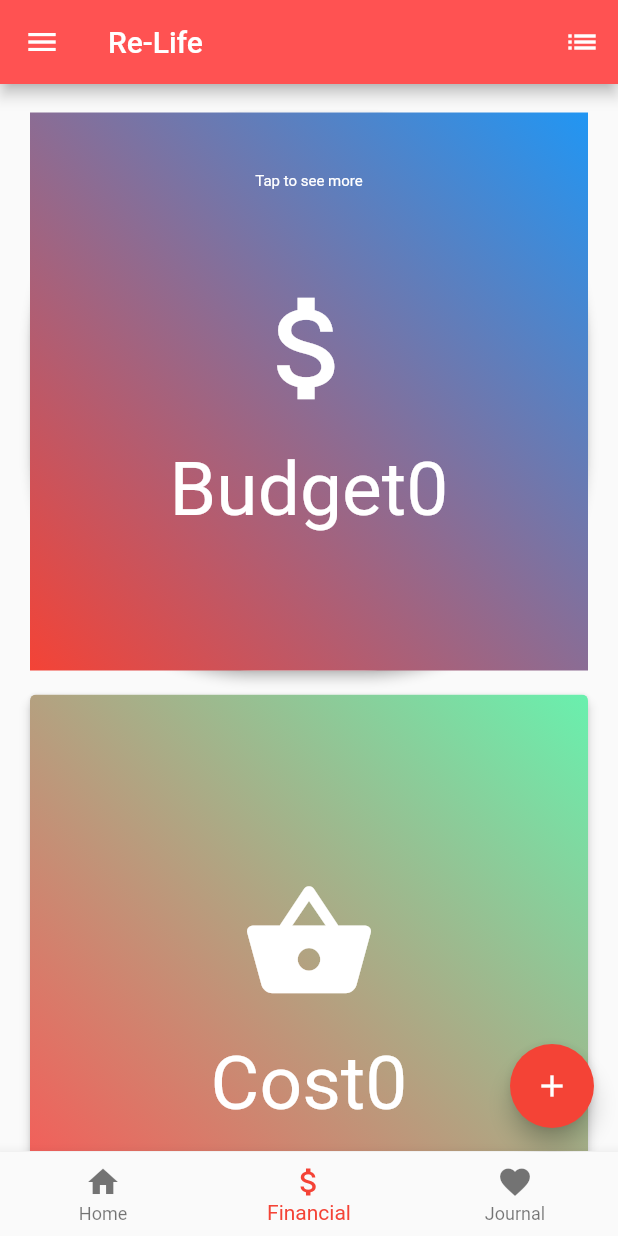
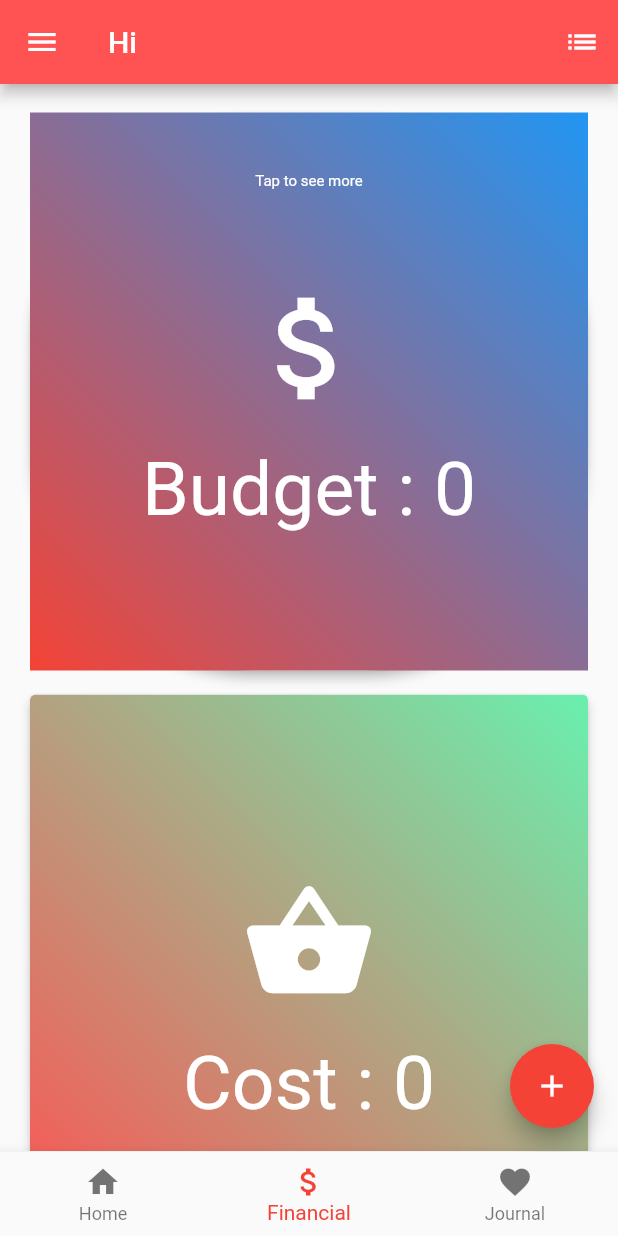
Before and after one commit to arnobgw/map-project, a Flutter app: the SubPage screen opened directly with empty values, item 2 of the bottom bar chosen, on a phone screen of 412 x 824 dp. Run offline on Flutter 3.47's test engine with Material 2 defaults, Android fonts, the phone set to English and light mode, and no system bars; our stand-ins replace flushbar; missing offline and left inert: flutter_echarts; network calls fail.

Commit message:
New changes added , Home is recreated to support database  and dashboard

```diff
--- a/lib/screens/Dashboard.dart
+++ b/lib/screens/Dashboard.dart
@@ -27,17 +27,18 @@ class _DashboardState extends State<Dashboard> {
               height: 500,
               width: 20,
               child: makeDashboardItem(
-                  "Budget" + widget.data.budget.toString(), Icons.attach_money),
+                  "Budget : " + widget.data.budget.toString(),
+                  Icons.attach_money),
             ),
             makeDashboardItem2(
-                "Cost" + widget.data.cost.toString(), Icons.shopping_basket)
+                "Cost : " + widget.data.cost.toString(), Icons.shopping_basket)
           ],
         ),
       ),
       floatingActionButton: FloatingActionButton(
         onPressed: () async {
-         await Navigator.push(
-        context, MaterialPageRoute(builder: (context) => SubPage2(widget.data)));
+          await Navigator.push(context,
+              MaterialPageRoute(builder: (context) => SubPage2(widget.data)));
         },
         child: Icon(Icons.add),
       ),
--- a/lib/screens/login.dart
+++ b/lib/screens/login.dart
@@ -84,8 +84,7 @@ class _LoginState extends State<Login> {
             Navigator.push(
                 context,
                 MaterialPageRoute(
-                    builder: (context) =>
-                        AfterSplash(loggedUser)));
+                    builder: (context) => AfterSplash(loggedUser)));
           else
             print("Invalid email or password");
         },
@@ -173,7 +172,7 @@ class _SubPageState extends State<SubPage> {
   Widget build(BuildContext context) {
     return Scaffold(
       appBar: AppBar(
-        title: Text('Re-Life'),
+        title: Text("Hi " + widget.data.name),
         backgroundColor: Colors.redAccent,
         actions: <Widget>[
           IconButton(
```
Also changed, not shown: lib/screens/home.dart (+30 -21 lines), lib/screens/signup.dart (+6 -5 lines), lib/screens/settings.dart (line endings or trailing spaces).
